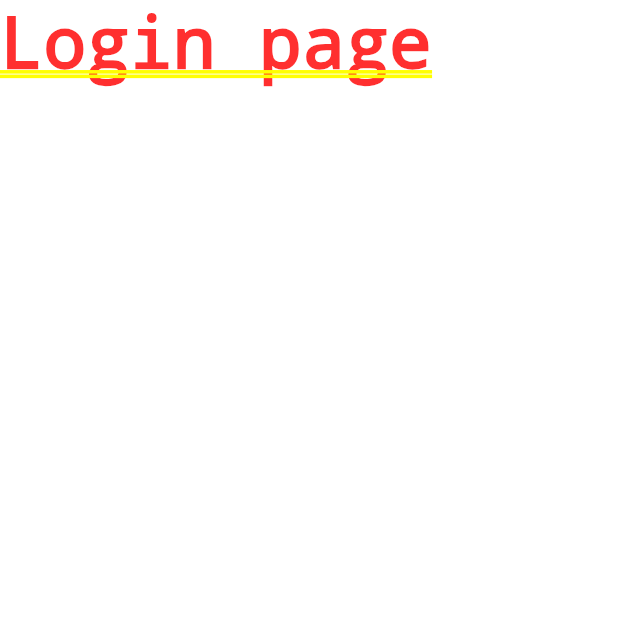
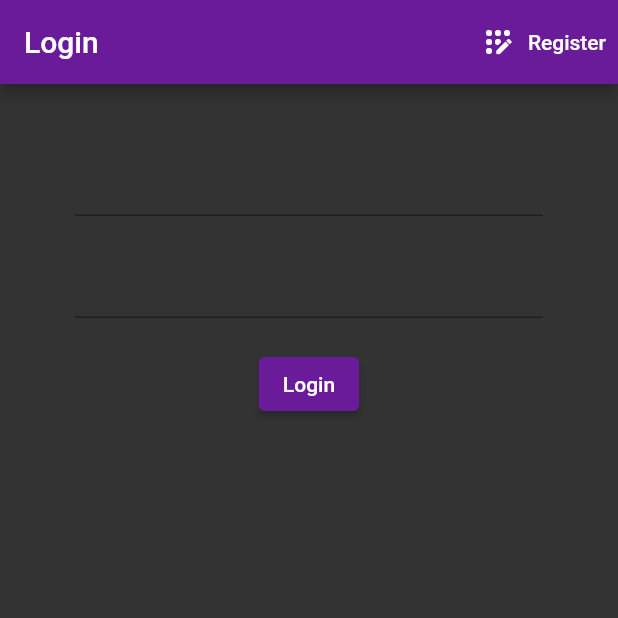
Before and after one commit to JoaoPedroVisconti/TrackMoneyFirebase, a Flutter app: the screen it shows after launch, on a phone screen of 412 x 824 dp, the top half of it. Run offline on Flutter 3.47's test engine with Material 2 defaults, Android fonts, the light colour scheme and no system bars; our stand-ins replace firebase_auth, firebase_core; accounts and stored records are empty.

Commit message:
Register and Login user. Connected with Firebase

```diff
--- a/track_money/lib/screens/authenticate/login.dart
+++ b/track_money/lib/screens/authenticate/login.dart
@@ -1,4 +1,5 @@
 import 'package:flutter/material.dart';
+import 'package:track_money/services/auth_service.dart';
 
 class Login extends StatefulWidget {
   final Function toggleView;
@@ -9,10 +10,99 @@ class Login extends StatefulWidget {
 }
 
 class _LoginState extends State<Login> {
+  final AuthService _auth = AuthService();
+  final _formKey = GlobalKey<FormState>();
+
+  // TextField State
+  String email = '';
+  String password = '';
+  String error = '';
+
+  // Handle register
+  void handleSubmit() async {
+    if (_formKey.currentState!.validate()) {
+      dynamic result =
+          await _auth.loginWithEmailAndPassword(email, password);
+
+      if (result == null) {
+        setState(() {
+          error = 'Something went wrong, please try again';
+        });
+      }
+    }
+  }
+
   @override
   Widget build(BuildContext context) {
-    return Container(
-      child: Text('Login page')
+    return Scaffold(
+      backgroundColor: Color(0xFF333333),
+      appBar: AppBar(
+        backgroundColor: Colors.purple[800],
+        title: Text('Login'),
+        actions: [
+          TextButton.icon(
+              style: TextButton.styleFrom(primary: Colors.white),
+              onPressed: () {
+                widget.toggleView();
+              },
+              icon: Icon(Icons.app_registration_rounded),
+              label: Text('Register'))
+        ],
+      ),
+      body: Container(
+        padding: EdgeInsets.symmetric(vertical: 20, horizontal: 50),
+        child: Form(
+          key: _formKey,
+          child: Column(
+            children: [
+              SizedBox(
+                height: 20,
+              ),
+              TextFormField(
+                validator: (val) =>
+                    (val == null || val.isEmpty) ? 'Enter an email' : null,
+                onChanged: (val) {
+                  setState(() {
+                    email = val;
+                  });
+                },
+              ),
+              SizedBox(
+                height: 20,
+              ),
+              TextFormField(
+                obscureText: true,
+                validator: (val) => (val == null || val.length < 8)
+                    ? 'Enter a valid password'
+                    : null,
+                onChanged: (val) {
+                  setState(() {
+                    password = val;
+                  });
+                },
+              ),
+              SizedBox(
+                height: 20,
+              ),
+              ElevatedButton(
+                  style: ElevatedButton.styleFrom(primary: Colors.purple[800]),
+                  child: Text('Login'),
+                  onPressed: () async {
+                    handleSubmit();
+                  }
+              ),
+              SizedBox(height: 12,),
+              Text(
+                error,
+                style: TextStyle(
+                  color: Colors.red,
+                  fontSize: 14
+                ),
+              )
+            ],
+          ),
+        ),
+      ),
     );
   }
 }
```
Also changed, not shown: track_money/lib/screens/authenticate/register.dart (+92 -2 lines), track_money/lib/screens/home/home.dart (+10 -5 lines), track_money/lib/services/auth_service.dart (+25 -0 lines), ref01.png (added), ref02.jpg (added).
